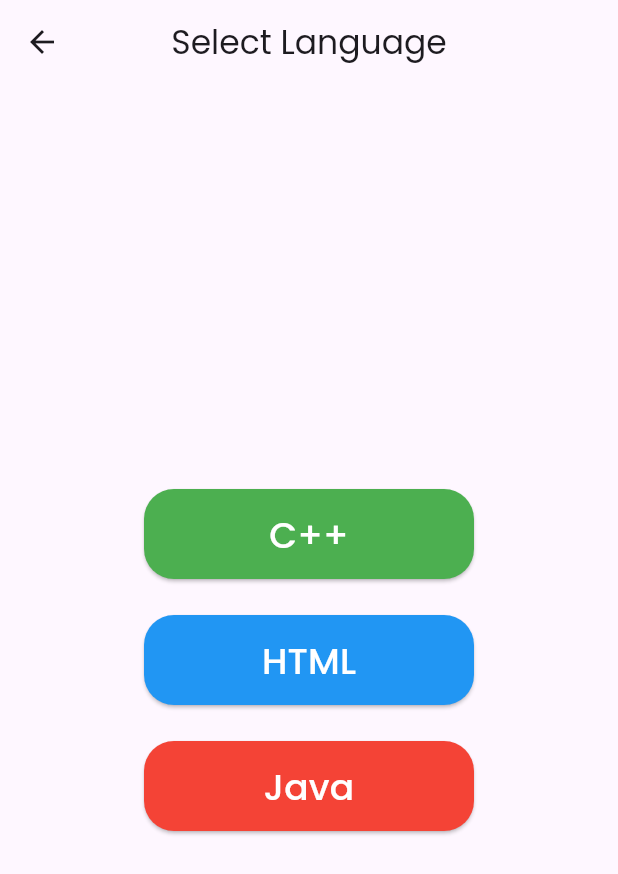
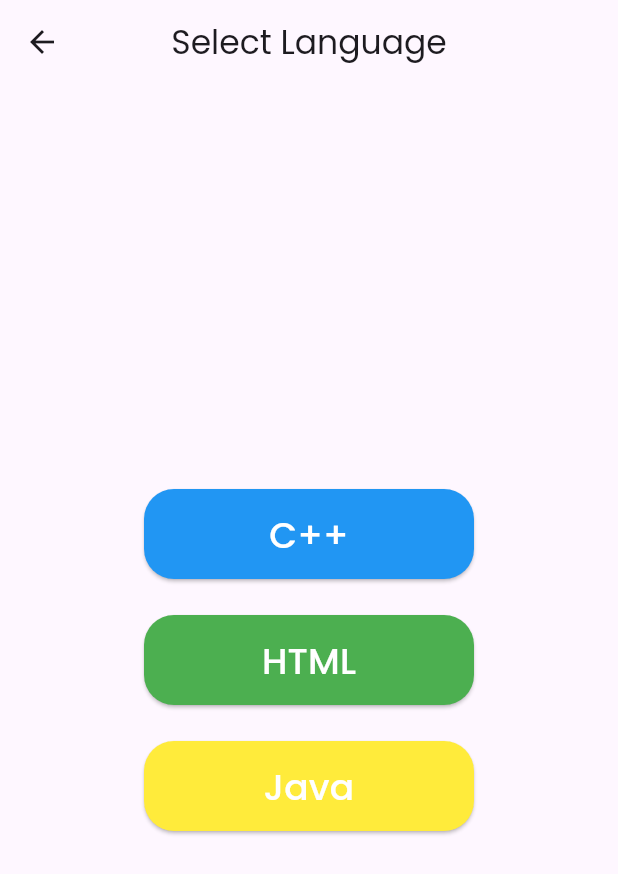
Before and after one commit to Tghica/tempi2, a Flutter app: the SelectLanguagePage screen opened directly, on a phone screen of 412 x 824 dp. Shown: the top 874 px of the screen. Run offline on Flutter 3.47's test engine with Material 3 defaults, Android fonts, the phone set to English and light mode, and no system bars; our stand-ins replace flutter_highlight.

Commit message:
Popi a schimbat culori butoane

```diff
--- a/lib/pages/select_language.dart
+++ b/lib/pages/select_language.dart
@@ -31,7 +31,7 @@ class SelectLanguagePage extends StatelessWidget {
                 height: 60,
                 child: ElevatedButton(
                   style: ElevatedButton.styleFrom(
-                    backgroundColor: Colors.green,
+                    backgroundColor: Colors.blue,
                     shape: RoundedRectangleBorder(
                       borderRadius: BorderRadius.circular(20),
                     ),
@@ -51,7 +51,7 @@ class SelectLanguagePage extends StatelessWidget {
                 height: 60,
                 child: ElevatedButton(
                   style: ElevatedButton.styleFrom(
-                    backgroundColor: Colors.blue,
+                    backgroundColor: Colors.green,
                     shape: RoundedRectangleBorder(
                       borderRadius: BorderRadius.circular(20),
                     ),
@@ -71,7 +71,7 @@ class SelectLanguagePage extends StatelessWidget {
                 height: 60,
                 child: ElevatedButton(
                   style: ElevatedButton.styleFrom(
-                    backgroundColor: Colors.red,
+                    backgroundColor: Colors.yellow,
                     shape: RoundedRectangleBorder(
                       borderRadius: BorderRadius.circular(20),
                     ),
```
